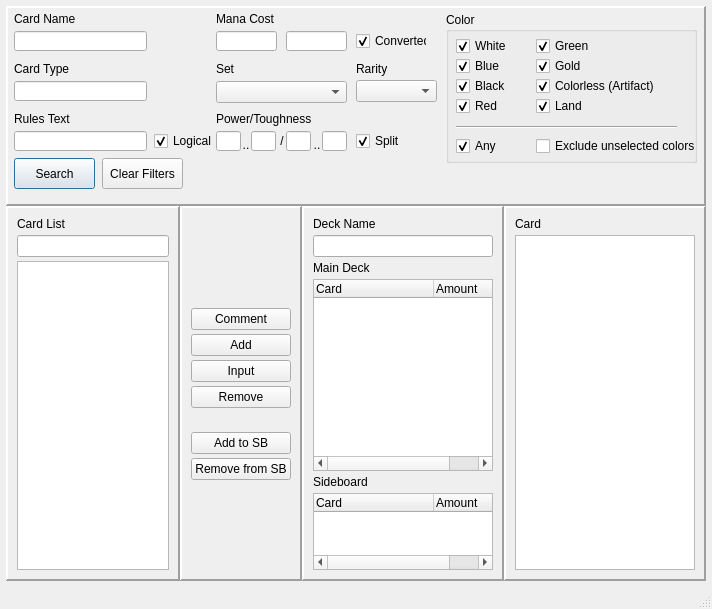
TheDaringApprentice/daringapprentice, file deckeditor.ui: the form before one commit.
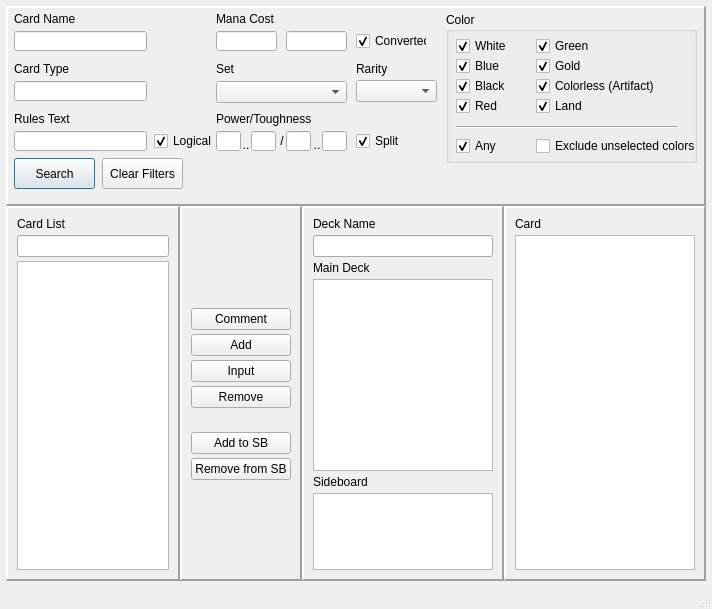
The form after the commit.

Commit message: Implemented a drag and drop model - not perfect, but adds card values.  Overrides old one, so some functionality lost. :-(

What changed in the file:
```diff
--- a/deckeditor.ui
+++ b/deckeditor.ui
@@ -804,7 +804,7 @@
           </widget>
          </item>
          <item>
-          <widget class="QTreeWidget" name="mainDeck">
+          <widget class="QTreeView" name="mainDeck">
            <property name="sizePolicy">
             <sizepolicy hsizetype="Expanding" vsizetype="MinimumExpanding">
              <horstretch>0</horstretch>
@@ -826,19 +826,6 @@
            <property name="itemsExpandable">
             <bool>false</bool>
            </property>
-           <attribute name="headerDefaultSectionSize">
-            <number>120</number>
-           </attribute>
-           <column>
-            <property name="text">
-             <string notr="true">Card</string>
-            </property>
-           </column>
-           <column>
-            <property name="text">
-             <string>Amount</string>
-            </property>
-           </column>
           </widget>
          </item>
          <item>
@@ -852,7 +839,7 @@
           </widget>
          </item>
          <item>
-          <widget class="QTreeWidget" name="sideBoard">
+          <widget class="QTreeView" name="sideBoard">
            <property name="sizePolicy">
             <sizepolicy hsizetype="Expanding" vsizetype="Expanding">
              <horstretch>0</horstretch>
@@ -874,19 +861,6 @@
            <property name="itemsExpandable">
             <bool>false</bool>
            </property>
-           <attribute name="headerDefaultSectionSize">
-            <number>120</number>
-           </attribute>
-           <column>
-            <property name="text">
-             <string>Card</string>
-            </property>
-           </column>
-           <column>
-            <property name="text">
-             <string>Amount</string>
-            </property>
-           </column>
           </widget>
          </item>
         </layout>
```
The commit also changes 1 other file.
